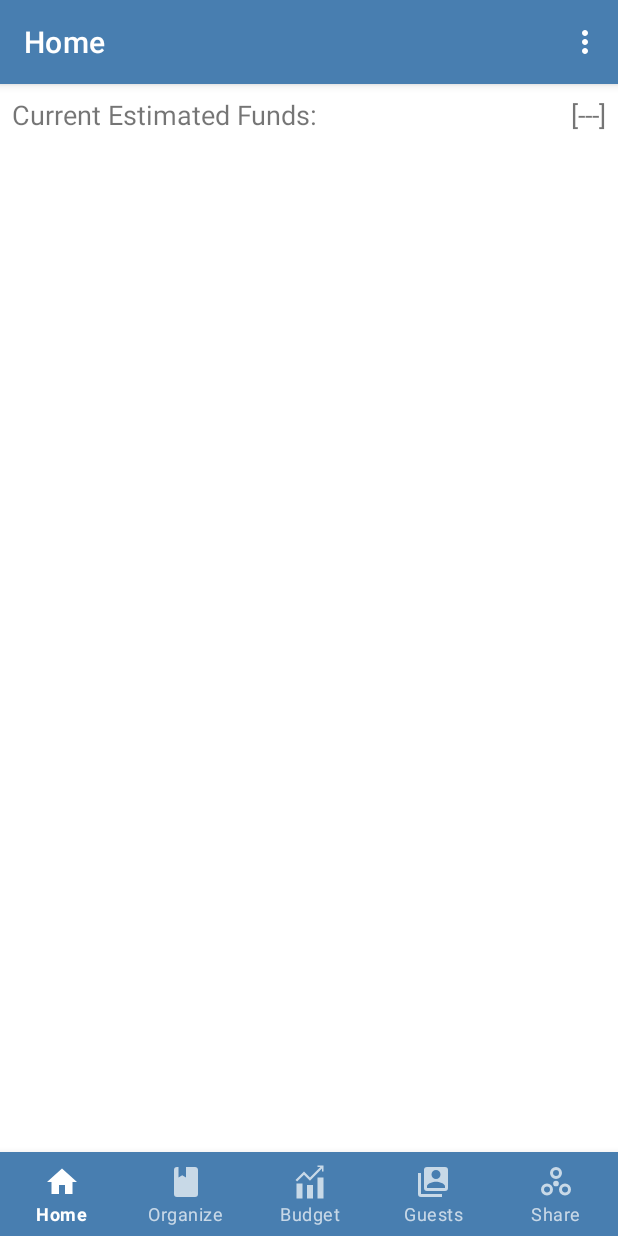
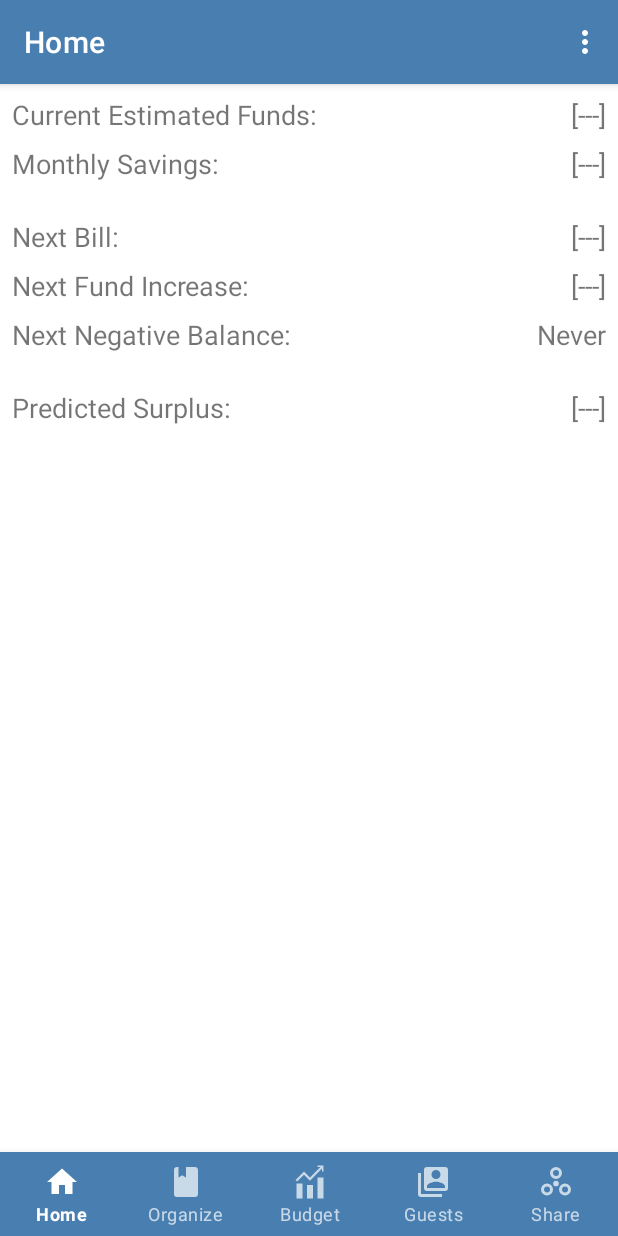
Before and after one commit to sainbres/WeddingFlow, an Android app: the fragment BudgetOverviewFragment placed in its activity, on a phone screen of 412 x 824 dp. Run offline under Robolectric (Android 15) with nearby library versions, the phone set to English and light mode, and no system bars; libraries missing offline, so code that uses them is left out: android.support.design, com.raizlabs.android.

Commit message:
WF-47: Refactor budget_overview xml to match designs

```diff
--- a/app/src/main/res/layout/fragment_budget_overview.xml
+++ b/app/src/main/res/layout/fragment_budget_overview.xml
@@ -24,10 +24,114 @@
         android:id="@+id/estimatedFunds"
         android:layout_width="wrap_content"
         android:layout_height="wrap_content"
-        android:layout_marginTop="8dp"
         android:layout_marginEnd="8dp"
         android:text="@string/current_estimated_funds_placeholder"
         android:textSize="18sp"
         app:layout_constraintEnd_toEndOf="parent"
-        app:layout_constraintTop_toTopOf="parent" />
+        app:layout_constraintTop_toTopOf="@+id/estimatedFundsLabel" />
+
+    <TextView
+        android:id="@+id/monthlySavingsLabel"
+        android:layout_width="wrap_content"
+        android:layout_height="wrap_content"
+        android:layout_marginStart="8dp"
+        android:layout_marginTop="8dp"
+        android:text="@string/monthly_savings_label"
+        android:textSize="18sp"
+        app:layout_constraintStart_toStartOf="parent"
+        app:layout_constraintTop_toBottomOf="@+id/estimatedFundsLabel" />
+
+    <TextView
+        android:id="@+id/monthlySavings"
+        android:layout_width="wrap_content"
+        android:layout_height="wrap_content"
+        android:layout_marginEnd="8dp"
+        android:text="@string/monthly_savings_placeholder"
+        android:textSize="18sp"
+        app:layout_constraintEnd_toEndOf="parent"
+        app:layout_constraintTop_toTopOf="@+id/monthlySavingsLabel" />
+
+    <TextView
+        android:id="@+id/upcomingBillLabel"
+        android:layout_width="wrap_content"
+        android:layout_height="wrap_content"
+        android:layout_marginStart="8dp"
+        android:layout_marginTop="24dp"
+        android:text="@string/upcoming_bill_label"
+        android:textSize="18sp"
+        app:layout_constraintStart_toStartOf="parent"
+        app:layout_constraintTop_toBottomOf="@+id/monthlySavingsLabel" />
+
+    <TextView
+        android:id="@+id/upcomingBill"
+        android:layout_width="wrap_content"
+        android:layout_height="wrap_content"
+        android:layout_marginEnd="8dp"
+        android:text="@string/upcoming_bill_placeholder"
+        android:textSize="18sp"
+        app:layout_constraintEnd_toEndOf="parent"
+        app:layout_constraintTop_toTopOf="@+id/upcomingBillLabel" />
+
+    <TextView
+        android:id="@+id/upcomingIncrease"
+        android:layout_width="wrap_content"
+        android:layout_height="wrap_content"
+        android:layout_marginEnd="8dp"
+        android:text="@string/upcoming_increase_placeholder"
+        android:textSize="18sp"
+        app:layout_constraintEnd_toEndOf="parent"
+        app:layout_constraintTop_toTopOf="@+id/upcomingIncreaseLabel" />
+
+    <TextView
+        android:id="@+id/upcomingIncreaseLabel"
+        android:layout_width="wrap_content"
+        android:layout_height="wrap_content"
+        android:layout_marginStart="8dp"
+        android:layout_marginTop="8dp"
+        android:text="@string/upcoming_increase_label"
+        android:textSize="18sp"
+        app:layout_constraintStart_toStartOf="parent"
+        app:layout_constraintTop_toBottomOf="@+id/upcomingBillLabel" />
+
+    <TextView
+        android:id="@+id/nextNegativeLabel"
+        android:layout_width="wrap_content"
+        android:layout_height="wrap_content"
+        android:layout_marginStart="8dp"
+        android:layout_marginTop="8dp"
+        android:text="@string/next_negative_label"
+        android:textSize="18sp"
+        app:layout_constraintStart_toStartOf="parent"
+        app:layout_constraintTop_toBottomOf="@+id/upcomingIncreaseLabel" />
+
+    <TextView
+        android:id="@+id/nextNegative"
+        android:layout_width="wrap_content"
+        android:layout_height="wrap_content"
+        android:layout_marginEnd="8dp"
+        android:text="@string/next_negative_placeholder"
+        android:textSize="18sp"
+        app:layout_constraintEnd_toEndOf="parent"
+        app:layout_constraintTop_toTopOf="@+id/nextNegativeLabel" />
+
+    <TextView
+        android:id="@+id/predictedSurplus"
+        android:layout_width="wrap_content"
+        android:layout_height="wrap_content"
+        android:layout_marginEnd="8dp"
+        android:text="@string/surplus_funds_placeholder"
+        android:textSize="18sp"
+        app:layout_constraintEnd_toEndOf="parent"
+        app:layout_constraintTop_toTopOf="@+id/predictedSurplusLabel" />
+
+    <TextView
+        android:id="@+id/predictedSurplusLabel"
+        android:layout_width="wrap_content"
+        android:layout_height="wrap_content"
+        android:layout_marginStart="8dp"
+        android:layout_marginTop="24dp"
+        android:text="@string/surplus_funds_label"
+        android:textSize="18sp"
+        app:layout_constraintStart_toStartOf="parent"
+        app:layout_constraintTop_toBottomOf="@+id/nextNegativeLabel" />
 </android.support.constraint.ConstraintLayout>
--- a/app/src/main/res/values/strings.xml
+++ b/app/src/main/res/values/strings.xml
@@ -42,14 +42,14 @@
     <string name="upcoming_bill_label">Next Bill:</string>
     <string name="upcoming_increase_label">Next Fund Increase:</string>
     <string name="next_negative_label">Next Negative Balance:</string>
-    <string name="surplus_funds_label">Predicted surplus:</string>
+    <string name="surplus_funds_label">Predicted Surplus:</string>
 
     <!-- Overview Placeholders -->
     <string name="current_estimated_funds_placeholder">[---]</string>
     <string name="monthly_savings_placeholder">[---]</string>
     <string name="upcoming_bill_placeholder">[---]</string>
     <string name="upcoming_increase_placeholder">[---]</string>
-    <string name="next_negative_placeholder">[---]</string>
+    <string name="next_negative_placeholder">Never</string>
     <string name="surplus_funds_placeholder">[---]</string>
 
     <!-- Periodicity Spinner -->
```
